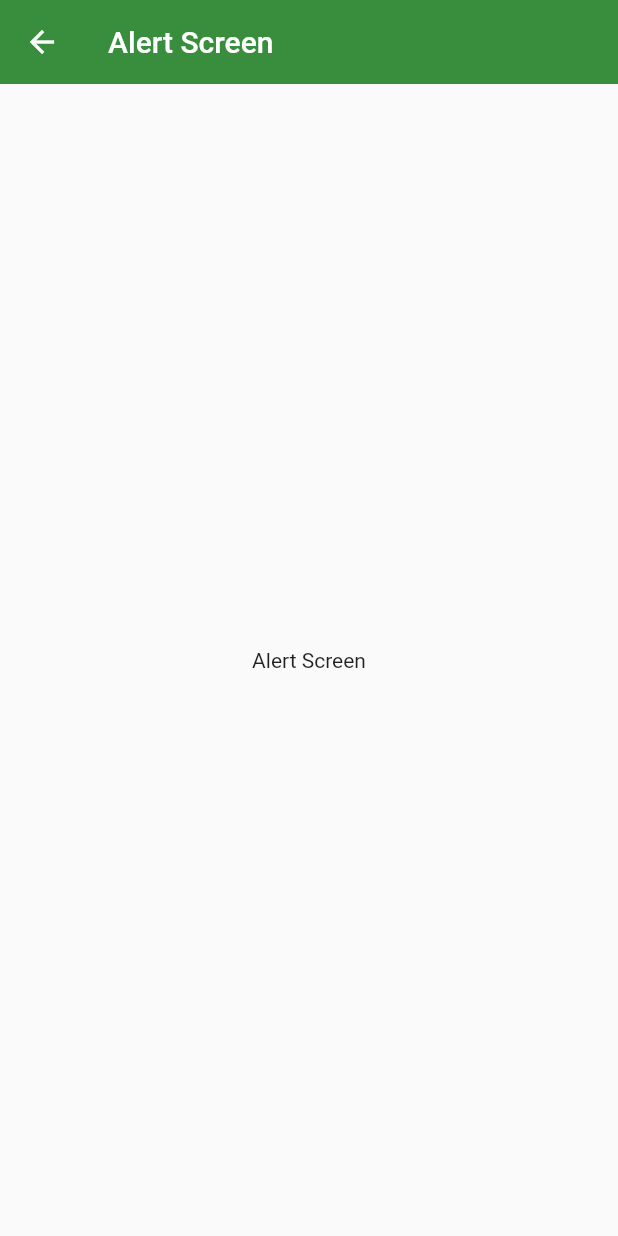
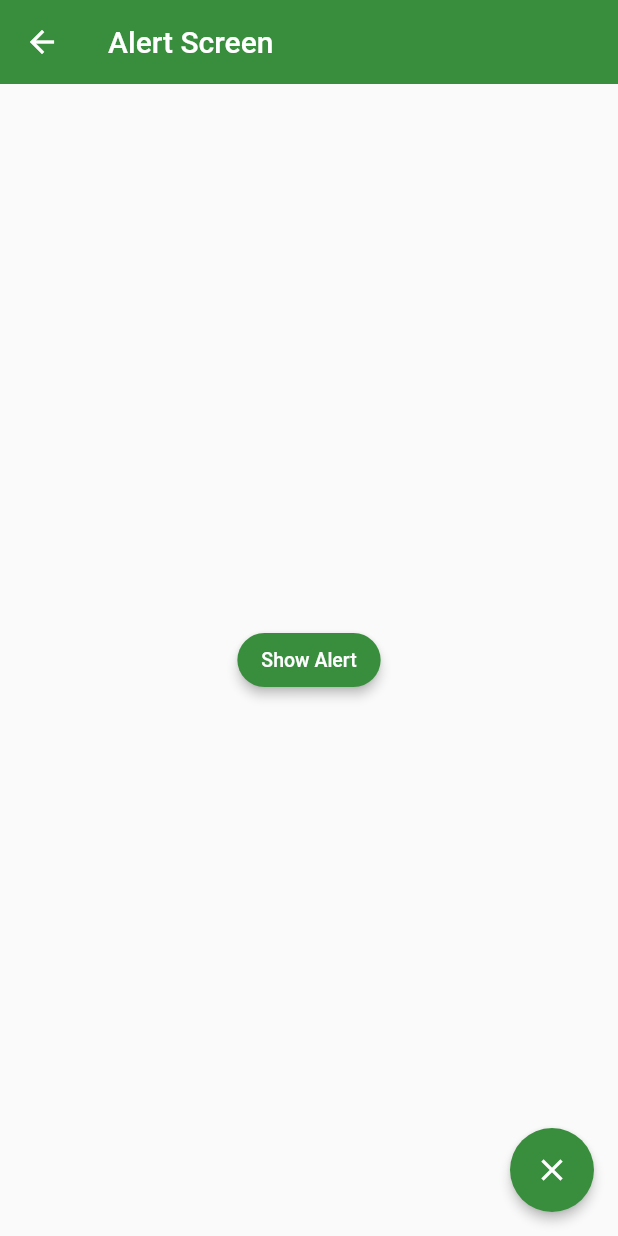
Before and after one commit to JosueMoreno/flutter_components, a Flutter app: the AlertScreen screen opened by its route, on a phone screen of 412 x 824 dp. Run offline on Flutter 3.47's test engine with Material 2 defaults, Android fonts, the phone set to English and light mode, and no system bars.

Commit message:
Alert Screen Design

```diff
--- a/lib/screens/alert_screen.dart
+++ b/lib/screens/alert_screen.dart
@@ -1,8 +1,34 @@
 import 'package:flutter/material.dart';
 
 class AlertScreen extends StatelessWidget {
+  const AlertScreen({super.key});
 
-  const AlertScreen({super.key});
+  void displayDialog(BuildContext context) {
+    showDialog(
+      barrierDismissible: false,
+      context: context,
+      builder: (context) => AlertDialog(
+        shape: RoundedRectangleBorder(
+          borderRadius: BorderRadius.circular(13),
+        ),
+        actions: [
+          TextButton(
+            onPressed: () => Navigator.of(context).pop(),
+            child: const Text('Cancelar'),
+          ),
+        ],
+        title: const Text('Title'),
+        content: const Column(
+          mainAxisSize: MainAxisSize.min,
+          children: [
+            Text('This is the content of the alert'),
+            SizedBox(height: 13),
+            FlutterLogo(size: 69)
+          ],
+        ),
+      ),
+    );
+  }
 
   @override
   Widget build(BuildContext context) {
@@ -10,8 +36,21 @@ class AlertScreen extends StatelessWidget {
       appBar: AppBar(
         title: const Text('Alert Screen'),
       ),
-      body: const Center(
-         child: Text('Alert Screen'),
+      body: Center(
+        child: Padding(
+          padding: const EdgeInsets.symmetric(horizontal: 22.0, vertical: 13),
+          child: ElevatedButton(
+            onPressed: () => displayDialog(context),
+            child: const Text(
+              'Show Alert',
+              style: TextStyle(fontSize: 13),
+            ),
+          ),
+        ),
+      ),
+      floatingActionButton: FloatingActionButton(
+        onPressed: () => Navigator.of(context).pop(),
+        child: const Icon(Icons.close),
       ),
     );
   }
--- a/lib/themes/app_theme.dart
+++ b/lib/themes/app_theme.dart
@@ -12,5 +12,16 @@ class AppTheme {
     textButtonTheme: TextButtonThemeData(
       style: TextButton.styleFrom(foregroundColor: primary),
     ),
+    floatingActionButtonTheme: FloatingActionButtonThemeData(
+      backgroundColor: primary,
+      elevation: 3,
+    ),
+    elevatedButtonTheme: ElevatedButtonThemeData(
+      style: ElevatedButton.styleFrom(
+        backgroundColor: primary,
+        shape: const StadiumBorder(),
+        elevation: 3,
+      ),
+    ),
   );
 }
```
